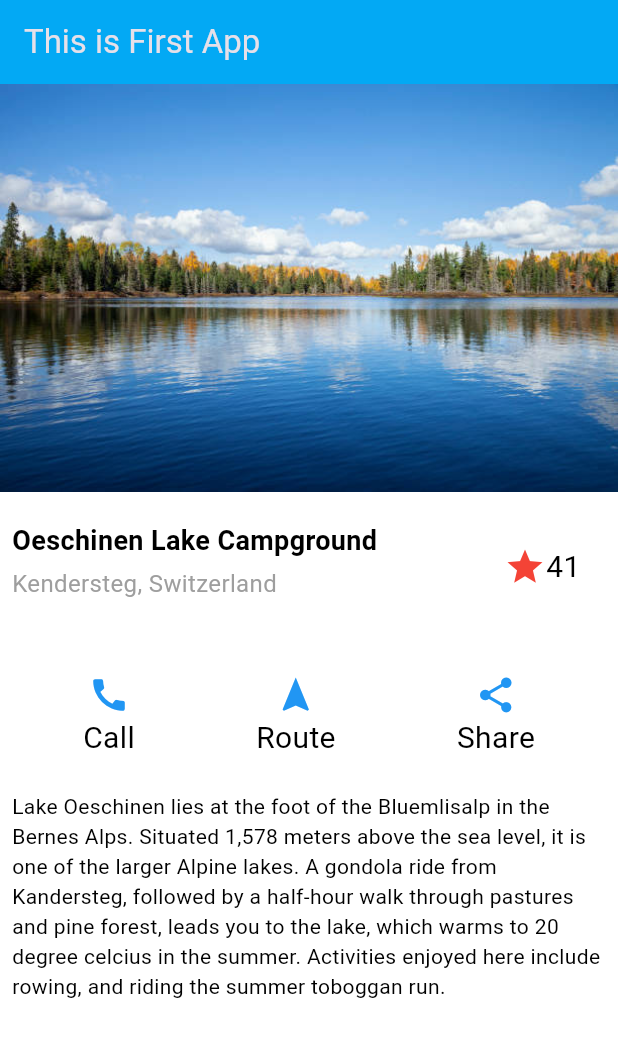
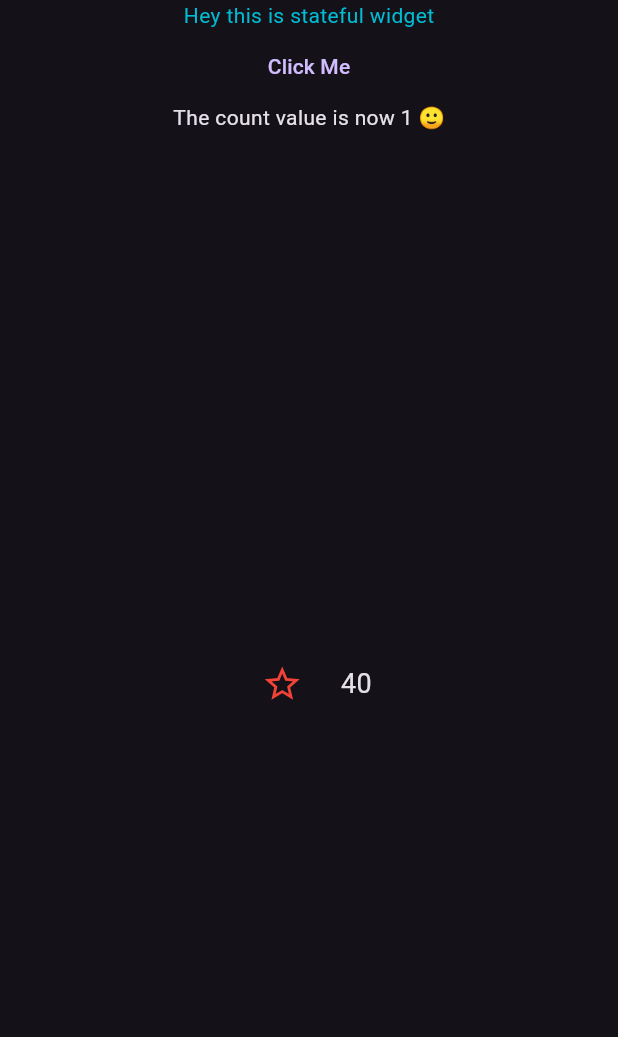
Before and after one commit to PankajJoshi-hp/FlutterFirstRepo, a Flutter app: the screen it shows after launch, on a phone screen of 412 x 824 dp. Shown: the top 1037 px of the screen. Run offline on Flutter 3.47's test engine with Material 3 defaults, Android fonts, the phone set to English and light mode, and no system bars.

Commit message:
making use of statefull widget, completetd first task from docs

```diff
--- a/lib/main.dart
+++ b/lib/main.dart
@@ -1,4 +1,5 @@
 import 'package:flutter/material.dart';
+import 'stefullExample.dart';
 
 void main() {
   runApp(const MyApp());
@@ -12,7 +13,7 @@ class MyApp extends StatelessWidget {
     return MaterialApp(
       theme:
           ThemeData(brightness: Brightness.dark, primaryColor: Colors.blueGrey),
-      home: const ChildApp(),
+      home: const UpdateState(),
     );
   }
 }
@@ -37,7 +38,7 @@ class ChildApp extends StatelessWidget {
         ),
         Row(children: <Widget>[
           Container(
-            height: 100,
+            // height: 100,
             width: 2 * width / 3,
             child: Column(
               crossAxisAlignment: CrossAxisAlignment.start,
@@ -88,7 +89,7 @@ class ChildApp extends StatelessWidget {
         ]),
         Container(
           padding: EdgeInsets.only(left: 15, right: 15),
-          height: 100,
+          // height: 100,
           child: Row(
             mainAxisAlignment: MainAxisAlignment.spaceAround,
             children: <Widget>[
@@ -146,7 +147,7 @@ class ChildApp extends StatelessWidget {
             'Lake Oeschinen lies at the foot of the Bluemlisalp in the Bernes Alps. Situated 1,578 meters above the sea level, it is one of the larger Alpine lakes. A gondola ride from Kandersteg, followed by a half-hour walk through pastures and pine forest, leads you to the lake, which warms to 20 degree celcius in the summer. Activities enjoyed here include rowing, and riding the summer toboggan run.',
             style: TextStyle(color: Colors.black),
           ),
-        )
+        ),
       ]),
     );
   }
--- /dev/null
+++ b/lib/stefullExample.dart
@@ -0,0 +1,64 @@
+import 'package:flutter/material.dart';
+
+class UpdateState extends StatefulWidget {
+  const UpdateState({Key? key}) : super(key: key);
+
+  @override
+  State<UpdateState> createState() => _UpdateState();
+}
+
+class _UpdateState extends State<UpdateState> {
+  var count = 1;
+  var noOfFav = 40;
+  var isFavorite = false;
+  @override
+  Widget build(BuildContext context) {
+    return Scaffold(
+        body: Column(
+      children: <Widget>[
+        Text(
+          'Hey this is stateful widget',
+          style: TextStyle(color: Colors.cyan),
+        ),
+        TextButton(
+            onPressed: () {
+              setState(() {
+                count++;
+              });
+            },
+            child: Text('Click Me')),
+        Text('The count value is now ${count} 🙂'),
+        Expanded(
+            child: Row(
+          spacing: 15,
+          mainAxisAlignment: MainAxisAlignment.center,
+          crossAxisAlignment: CrossAxisAlignment.center,
+          children: <Widget>[
+            IconButton(
+                onPressed: () {
+                  setState(() {
+                    isFavorite = !isFavorite;
+                    isFavorite == true ? noOfFav++ : noOfFav--;
+                  });
+                },
+                icon: isFavorite == true
+                    ? Icon(
+                        Icons.star,
+                        color: Colors.red,
+                        size: 28,
+                      )
+                    : Icon(
+                        Icons.star_border,
+                        color: Colors.red,
+                        size: 28,
+                      )),
+            Text(
+              '${noOfFav}',
+              style: TextStyle(fontSize: 18),
+            )
+          ],
+        ))
+      ],
+    ));
+  }
+}
```
